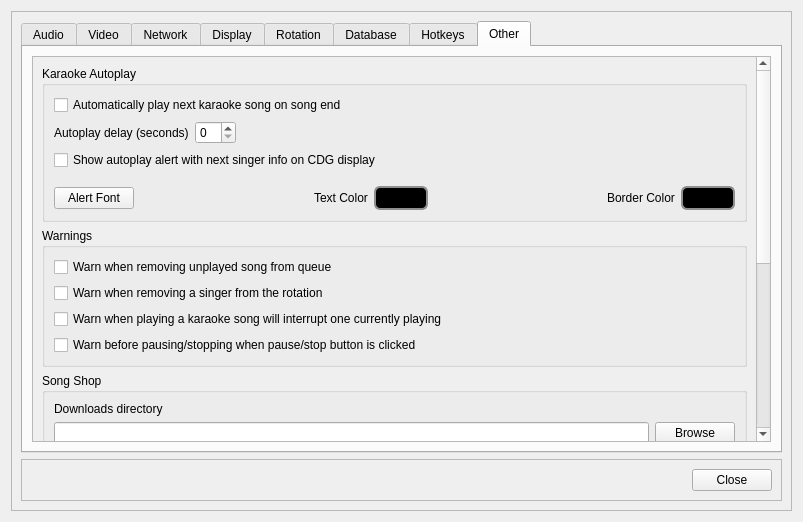
This is src/dlgsettings.ui in professorrc/OpenKJ as Qt 5 draws it before an edit. The edited form follows.
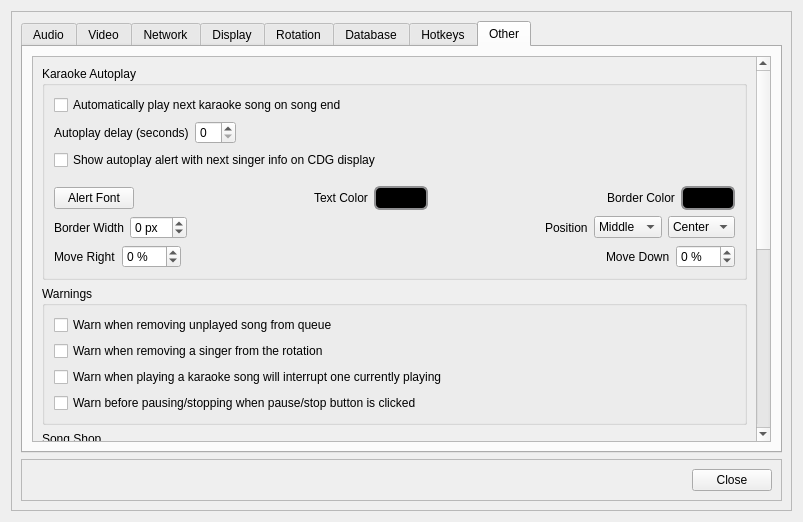
This is the edited form. Icons and pictures are not drawn.

Commit message: Autoplay alert: adjustable outline width and position; drop ticker singer count

```diff
--- a/src/dlgsettings.ui
+++ b/src/dlgsettings.ui
@@ -1755,6 +1755,169 @@
                      </item>
                     </layout>
                    </item>
+                   <item>
+                    <layout class="QHBoxLayout" name="horizontalLayoutAlertLayout1">
+                     <item>
+                      <widget class="QLabel" name="labelAlertBorderWidth">
+                       <property name="text">
+                        <string>Border Width</string>
+                       </property>
+                      </widget>
+                     </item>
+                     <item>
+                      <widget class="QSpinBox" name="spinBoxAlertBorderWidth">
+                       <property name="suffix">
+                        <string> px</string>
+                       </property>
+                       <property name="specialValueText">
+                        <string>Auto</string>
+                       </property>
+                       <property name="toolTip">
+                        <string>Outline thickness around the alert text in pixels. Auto scales it with the text size; 0 turns the outline off.</string>
+                       </property>
+                       <property name="minimum">
+                        <number>-1</number>
+                       </property>
+                       <property name="maximum">
+                        <number>40</number>
+                       </property>
+                      </widget>
+                     </item>
+                     <item>
+                      <spacer name="horizontalSpacerAlertLayout1">
+                       <property name="orientation">
+                        <enum>Qt::Horizontal</enum>
+                       </property>
+                       <property name="sizeHint" stdset="0">
+                        <size>
+                         <width>40</width>
+                         <height>20</height>
+                        </size>
+                       </property>
+                      </spacer>
+                     </item>
+                     <item>
+                      <widget class="QLabel" name="labelAlertPosition">
+                       <property name="text">
+                        <string>Position</string>
+                       </property>
+                      </widget>
+                     </item>
+                     <item>
+                      <widget class="QComboBox" name="comboBoxAlertVAlign">
+                       <property name="toolTip">
+                        <string>Vertical position of the alert text on the video display</string>
+                       </property>
+                       <item>
+                        <property name="text">
+                         <string>Top</string>
+                        </property>
+                       </item>
+                       <item>
+                        <property name="text">
+                         <string>Middle</string>
+                        </property>
+                       </item>
+                       <item>
+                        <property name="text">
+                         <string>Bottom</string>
+                        </property>
+                       </item>
+                       <property name="currentIndex">
+                        <number>1</number>
+                       </property>
+                      </widget>
+                     </item>
+                     <item>
+                      <widget class="QComboBox" name="comboBoxAlertHAlign">
+                       <property name="toolTip">
+                        <string>Horizontal alignment of the alert text on the video display</string>
+                       </property>
+                       <item>
+                        <property name="text">
+                         <string>Left</string>
+                        </property>
+                       </item>
+                       <item>
+                        <property name="text">
+                         <string>Center</string>
+                        </property>
+                       </item>
+                       <item>
+                        <property name="text">
+                         <string>Right</string>
+                        </property>
+                       </item>
+                       <property name="currentIndex">
+                        <number>1</number>
+                       </property>
+                      </widget>
+                     </item>
+                    </layout>
+                   </item>
+                   <item>
+                    <layout class="QHBoxLayout" name="horizontalLayoutAlertLayout2">
+                     <item>
+                      <widget class="QLabel" name="labelAlertOffsetX">
+                       <property name="text">
+                        <string>Move Right</string>
+                       </property>
+                      </widget>
+                     </item>
+                     <item>
+                      <widget class="QSpinBox" name="spinBoxAlertOffsetX">
+                       <property name="suffix">
+                        <string> %</string>
+                       </property>
+                       <property name="toolTip">
+                        <string>Shift the alert text right (negative = left) by this percent of the screen width</string>
+                       </property>
+                       <property name="minimum">
+                        <number>-50</number>
+                       </property>
+                       <property name="maximum">
+                        <number>50</number>
+                       </property>
+                      </widget>
+                     </item>
+                     <item>
+                      <spacer name="horizontalSpacerAlertLayout2">
+                       <property name="orientation">
+                        <enum>Qt::Horizontal</enum>
+                       </property>
+                       <property name="sizeHint" stdset="0">
+                        <size>
+                         <width>40</width>
+                         <height>20</height>
+                        </size>
+                       </property>
+                      </spacer>
+                     </item>
+                     <item>
+                      <widget class="QLabel" name="labelAlertOffsetY">
+                       <property name="text">
+                        <string>Move Down</string>
+                       </property>
+                      </widget>
+                     </item>
+                     <item>
+                      <widget class="QSpinBox" name="spinBoxAlertOffsetY">
+                       <property name="suffix">
+                        <string> %</string>
+                       </property>
+                       <property name="toolTip">
+                        <string>Shift the alert text down (negative = up) by this percent of the screen height</string>
+                       </property>
+                       <property name="minimum">
+                        <number>-50</number>
+                       </property>
+                       <property name="maximum">
+                        <number>50</number>
+                       </property>
+                      </widget>
+                     </item>
+                    </layout>
+                   </item>
                   </layout>
                  </widget>
                 </item>
```
The commit also changes 9 other files.
